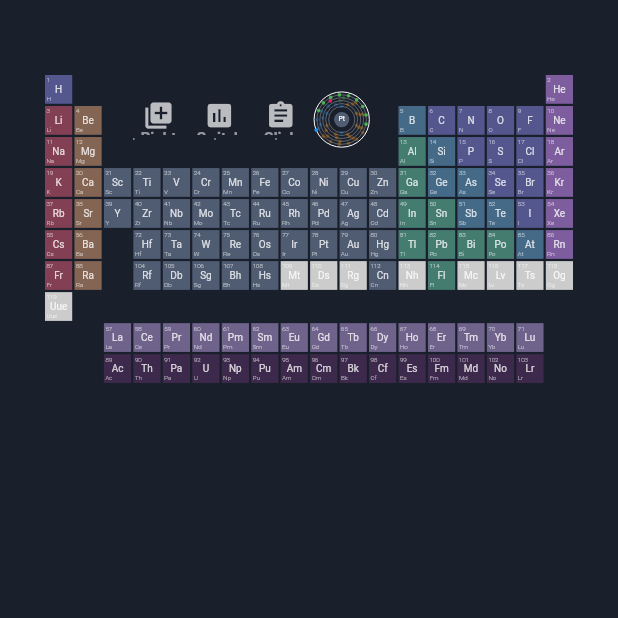
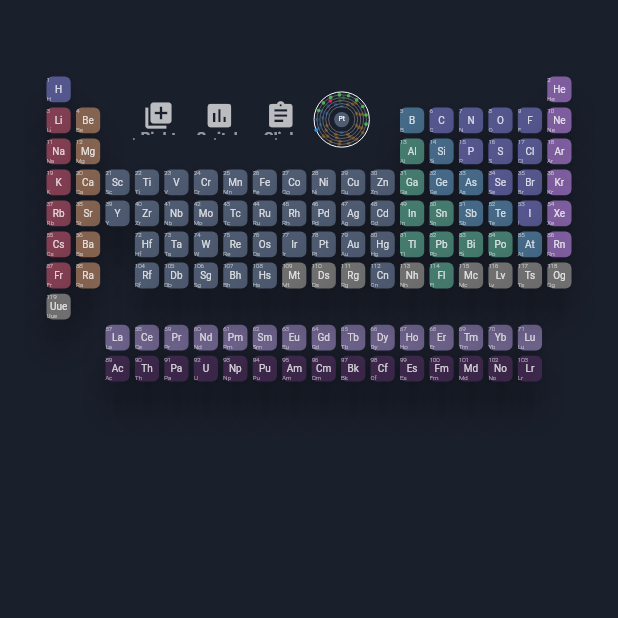
Before and after one commit to haakonsmith/Molarity, a Flutter app: the screen it shows after launch, on a phone screen of 412 x 824 dp, the top half of it. Run offline on Flutter 3.47's test engine with Material 2 defaults, Android fonts, the phone set to English and light mode, and no system bars; drawn by our look-alikes of flutter_layout_grid; our stand-ins replace fl_chart; missing offline and left inert: flutter_math_fork.

Commit message:
beginning card migration

```diff
--- a/lib/main.dart
+++ b/lib/main.dart
@@ -1,6 +1,7 @@
 import 'package:flutter/material.dart';
 import 'package:molarity/BLoC/elements_data_bloc.dart';
 import 'package:molarity/screen/periodic_table_screen.dart';
+import 'package:molarity/theme.dart';
 import 'package:provider/provider.dart';
 
 void main() {
@@ -17,10 +18,43 @@ class Molarity extends StatelessWidget {
       title: 'Molarity',
       checkerboardOffscreenLayers: true,
       // checkerboardRasterCacheImages: true,
+      // themeMode: ThemeMode.dark,
+      // darkTheme: ThemeData.from(
+      //   colorScheme: ColorScheme.fromSwatch(
+      //     primarySwatch: mcgpalette0,
+      //     brightness: Brightness.dark,
+      //     cardColor: mcgpalette0.shade400,
+      //     accentColor: mcgpalette0Accent,
+      //     backgroundColor: mcgpalette0.shade800,
+      //   ),
+      // ),
+      // darkTheme: ThemeData(
+      //   primarySwatch: mcgpalette0,
+      //   brightness: Brightness.dark,
+      //   cardColor: mcgpalette0.shade300,
+
+      //   // accentColor: mcgpalette0Accent,
+      //   scaffoldBackgroundColor: mcgpalette0.shade800,
+      // ),
       theme: ThemeData(
         // This is the theme of your application.
-        primarySwatch: Colors.blue,
+        // colorScheme: ColorScheme.fromSwatch(
+        //   primarySwatch: mcgpalette0,
+        //   brightness: Brightness.dark,
+        //   cardColor: mcgpalette0.shade500,
+        //   accentColor: mcgpalette0Accent,
+        //   backgroundColor: mcgpalette0.shade100,
+        // ),
         brightness: Brightness.dark,
+        primarySwatch: mcgpalette0,
+        accentColor: mcgpalette0.shade500,
+        toggleableActiveColor: mcgpalette0.shade500,
+        textSelectionColor: mcgpalette0.shade500,
+        // primaryColorDark: mcgpalette0.shade500,
+        // cardColor: Color.fromRGBO(26, 31, 44, 1),
+        cardColor: Colors.white.withOpacity(0.05),
+
+        // primaryColor: mcgpalette0.shade500
         scaffoldBackgroundColor: Color.fromRGBO(26, 31, 44, 1),
       ),
       home: PeriodicTableScreen(),
--- a/lib/theme.dart
+++ b/lib/theme.dart
@@ -12,8 +12,30 @@ final Map<AtomicElementCategory, Color> categoryColorMapping = {
   AtomicElementCategory.otherNonmetal: Color.fromRGBO(91, 93, 153, 0.9),
   AtomicElementCategory.postTransitionMetal: Color.fromRGBO(74, 134, 119, 0.9),
   AtomicElementCategory.transitionMetal: HSLColor.fromAHSL(0.8, 218, 18 / 100, 44 / 100).toColor(),
-  AtomicElementCategory.unknown: Color(0xffcccccc),
+  AtomicElementCategory.unknown: Color(0xFF6F6F6F),
 };
+
+const MaterialColor mcgpalette0 = MaterialColor(_mcgpalette0PrimaryValue, <int, Color>{
+  50: Color(0xFFE2E7E8),
+  100: Color(0xFFB6C2C5),
+  200: Color(0xFF869A9E),
+  300: Color(0xFF557177),
+  400: Color(0xFF30525A),
+  500: Color(_mcgpalette0PrimaryValue),
+  600: Color(0xFF0A2F37),
+  700: Color(0xFF08272F),
+  800: Color(0xFF062127),
+  900: Color(0xFF03151A),
+});
+const int _mcgpalette0PrimaryValue = 0xFF0C343D;
+
+const MaterialColor mcgpalette0Accent = MaterialColor(_mcgpalette0AccentValue, <int, Color>{
+  100: Color(0xFF58CFFF),
+  200: Color(_mcgpalette0AccentValue),
+  400: Color(0xFF00ACF1),
+  700: Color(0xFF009AD8),
+});
+const int _mcgpalette0AccentValue = 0xFF25C1FF;
 
 extension CapExtension on String {
   String get inCaps => this.length > 0 ? '${this[0].toUpperCase()}${this.substring(1)}' : '';
--- a/lib/widgets/periodic_table.dart
+++ b/lib/widgets/periodic_table.dart
@@ -142,18 +142,7 @@ class _PeriodicTableTileState extends State<PeriodicTableTile> {
 
   @override
   Widget build(BuildContext context) {
-    return MouseRegion(
-      onHover: (value) => widget.onHover!(widget.element),
-      cursor: SystemMouseCursors.click,
-      child: GestureDetector(
-        onTap: () => Navigator.of(context).push(_createRoute()),
-        onSecondaryTap: () => widget.addCalcElement!(widget.element),
-        child: Container(
-          color: tileColor,
-          padding: const EdgeInsets.all(1),
-          child: DefaultTextStyle.merge(
-            style: TextStyle(color: Colors.white60.withOpacity(0.8)),
-            child: Column(
+    var content = Column(
       crossAxisAlignment: CrossAxisAlignment.start,
       children: [
         Expanded(
@@ -181,7 +170,21 @@ class _PeriodicTableTileState extends State<PeriodicTableTile> {
         ),
         // Expanded(child: Center(child: elementTitle)),
       ],
-            ),
+    );
+
+    return MouseRegion(
+      onHover: (value) => widget.onHover!(widget.element),
+      cursor: SystemMouseCursors.click,
+      child: GestureDetector(
+        onTap: () => Navigator.of(context).push(_createRoute()),
+        onSecondaryTap: () => widget.addCalcElement!(widget.element),
+        child: Card(
+          color: tileColor,
+          elevation: 10,
+          margin: const EdgeInsets.all(1),
+          child: DefaultTextStyle.merge(
+            style: TextStyle(color: Colors.white60.withOpacity(0.8)),
+            child: content,
           ),
         ),
       ),
```
Also changed, not shown: lib/screen/atomic_info_screen.dart (+13 -16 lines), 1 other file. Lines whose indentation alone changed are shown as unchanged.
